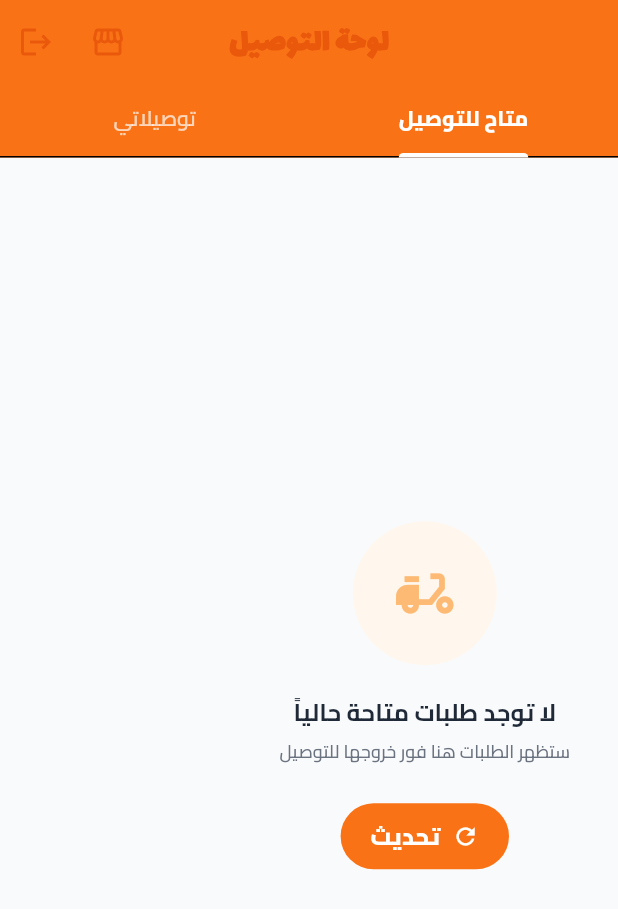
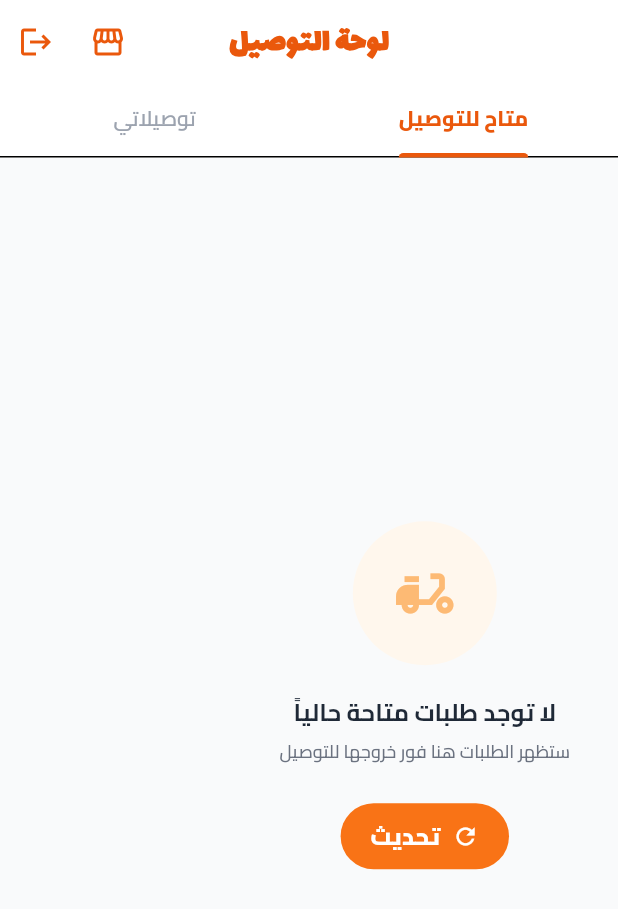
Before and after one commit to Ahmad8Ahmad/tamini_flutter, a Flutter app: the DeliveryDashboardScreen screen opened directly, on a phone screen of 412 x 824 dp. Shown: the top 909 px of the screen. Run offline on Flutter 3.47's test engine with Material 3 defaults, Android fonts, the phone set to English and light mode, and no system bars; our stand-ins replace cached_network_image, flutter_secure_storage, image_picker, shimmer; accounts and stored records are empty; network calls fail.

Commit message:
Make dashboard app bars white with orange title/icons

```diff
--- a/lib/features/dashboard/screens/restaurant_dashboard_screen.dart
+++ b/lib/features/dashboard/screens/restaurant_dashboard_screen.dart
@@ -33,9 +33,9 @@ class _RestaurantDashboardScreenState extends State<RestaurantDashboardScreen> {
 
     return Scaffold(
       appBar: AppBar(
-        title: Text(loc.appName, style: const TextStyle(fontFamily: 'Lalezar', fontSize: 22)),
-        backgroundColor: AppTheme.orange500,
-        foregroundColor: Colors.white,
+        title: Text(loc.appName, style: const TextStyle(fontFamily: 'Lalezar', fontSize: 22, color: AppTheme.orange600)),
+        backgroundColor: Colors.white,
+        foregroundColor: AppTheme.orange600,
         elevation: 0,
         automaticallyImplyLeading: false,
         actions: [
--- a/lib/features/delivery/screens/delivery_dashboard_screen.dart
+++ b/lib/features/delivery/screens/delivery_dashboard_screen.dart
@@ -78,9 +78,9 @@ class _DeliveryDashboardScreenState extends State<DeliveryDashboardScreen> {
       length: 2,
       child: Scaffold(
         appBar: AppBar(
-          title: Text(loc.deliveryDashboard, style: const TextStyle(fontFamily: 'Lalezar', fontSize: 22)),
-          backgroundColor: AppTheme.orange500,
-          foregroundColor: Colors.white,
+          title: Text(loc.deliveryDashboard, style: const TextStyle(fontFamily: 'Lalezar', fontSize: 22, color: AppTheme.orange600)),
+          backgroundColor: Colors.white,
+          foregroundColor: AppTheme.orange600,
           elevation: 0,
           automaticallyImplyLeading: false,
           actions: [
@@ -102,10 +102,10 @@ class _DeliveryDashboardScreenState extends State<DeliveryDashboardScreen> {
             ),
           ],
           bottom: const TabBar(
-            indicatorColor: Colors.white,
+            indicatorColor: AppTheme.orange600,
             indicatorWeight: 3,
-            labelColor: Colors.white,
-            unselectedLabelColor: Colors.white70,
+            labelColor: AppTheme.orange600,
+            unselectedLabelColor: AppTheme.gray400,
             labelStyle: TextStyle(fontFamily: 'Cairo', fontSize: 14, fontWeight: FontWeight.w800),
             unselectedLabelStyle: TextStyle(fontFamily: 'Cairo', fontSize: 14, fontWeight: FontWeight.w600),
             tabs: [
```
